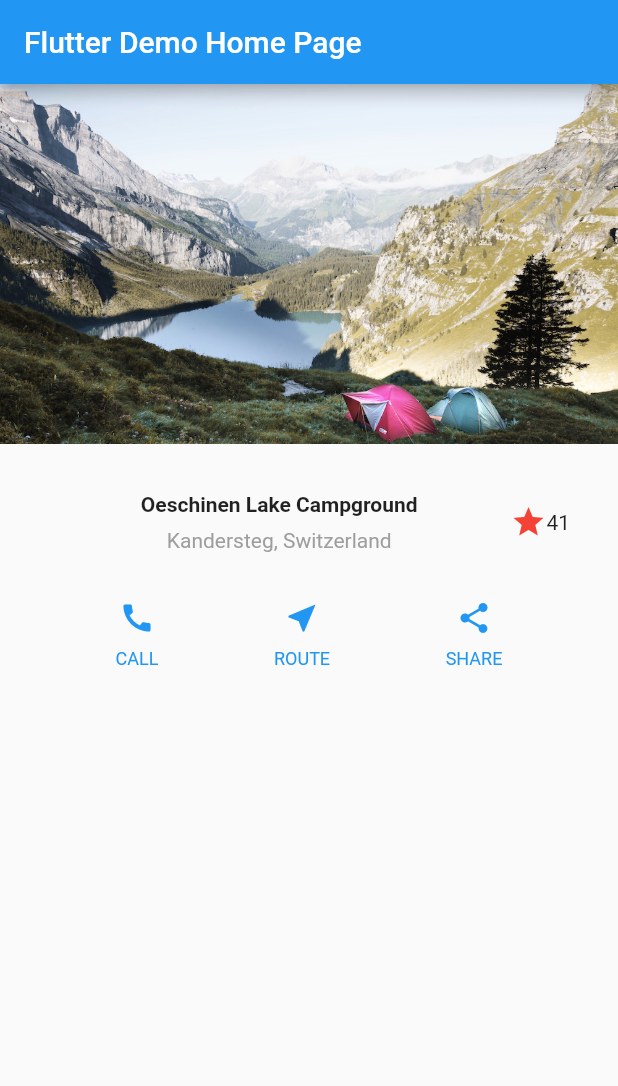
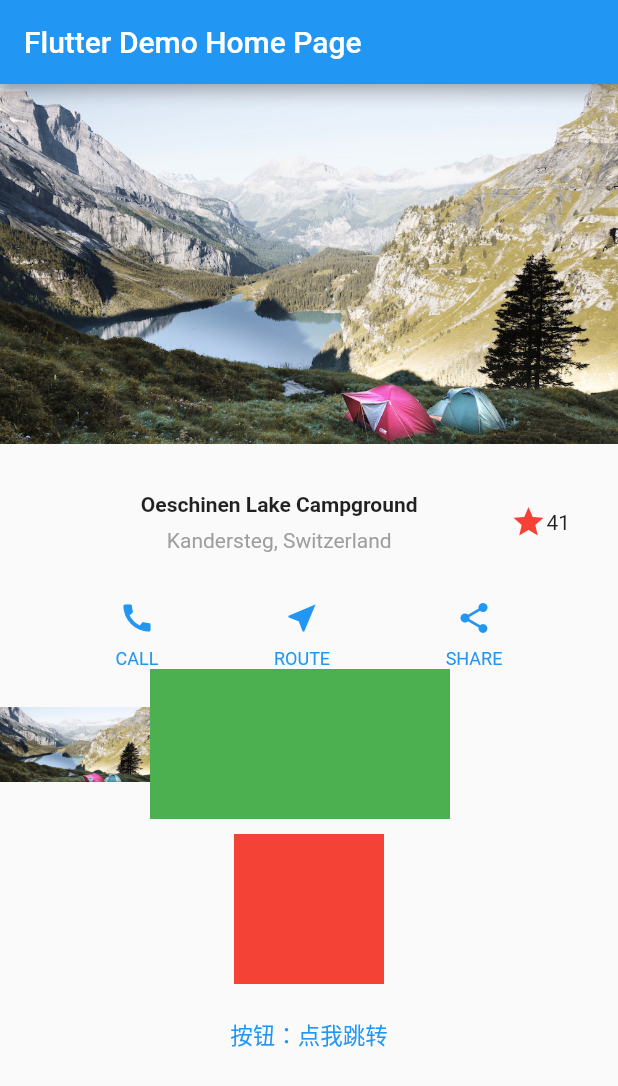
Before and after one commit to 330132662/flutter_learn, a Flutter app: the screen it shows after launch, on a phone screen of 412 x 824 dp. Shown: the top 1086 px of the screen. Run offline on Flutter 3.47's test engine with Material 2 defaults, Android fonts, the phone set to English and light mode, and no system bars.

```diff
--- a/lib/main.dart
+++ b/lib/main.dart
@@ -1,4 +1,5 @@
 import 'package:flutter/material.dart';
+import 'package:flutter2_8_1/home.dart';
 
 void main() {
   runApp(const MyApp());
@@ -12,6 +13,7 @@ class MyApp extends StatelessWidget {
   Widget build(BuildContext context) {
     return MaterialApp(
       title: 'Flutter Demo',
+      color: Colors.white,
       theme: ThemeData(
         primarySwatch: Colors.blue,
       ),
@@ -42,7 +44,14 @@ class _MyHomePageState extends State<MyHomePage> {
     });
   }
 
-
+  /**
+   *  学习路由跳转
+   */
+  _jump(BuildContext context) {
+    print(":asdasdsd");
+    Navigator.push(
+        context, MaterialPageRoute(builder: (context) => const HomeApp()));
+  }
 
   @override
   Widget build(BuildContext context) {
@@ -129,7 +138,30 @@ class _MyHomePageState extends State<MyHomePage> {
             height: 240,
             fit: BoxFit.cover,
           ),
-          titleSection, buttonSection
+          titleSection, buttonSection,
+          Center(
+              child: Row(
+            children: [
+              Image.asset(
+                'image/lake.jpg',
+                width: 100,
+                height: 50,
+                fit: BoxFit.cover,
+              ),
+              Container(
+                color: Colors.green,
+                width: 200,
+                height: 100,
+              ),
+            ],
+          )),
+          //https://www.jianshu.com/p/eebf7f7b1cfd
+          Container(
+            color: Colors.red,
+            width: 100,
+            height: 100,
+            margin: EdgeInsets.fromLTRB(10, 10, 10, 10),
+          ),
 
           // https://flutter.cn/docs/development/ui/layout/tutorial 标题行
           /*const Text(
@@ -140,14 +172,14 @@ class _MyHomePageState extends State<MyHomePage> {
               style: Theme.of(context).textTheme.headline4,
             ),*/
           // Text('跳转123'),
-          /*TextButton(
+          TextButton(
                 child: const Text("按钮：点我跳转"),
                 style: TextButton.styleFrom(
                     textStyle: const TextStyle(fontSize: 15)),
                 // onPressed: _jump(context))
                 onPressed: () {
                   _jump(context);
-                })*/
+                })
         ],
       ),
       /*floatingActionButton: FloatingActionButton(
```
Also changed, not shown: lib/Login.dart (added, +101 -0 lines), lib/home.dart (+26 -7 lines), image/logo.png (added), 2 other files.
